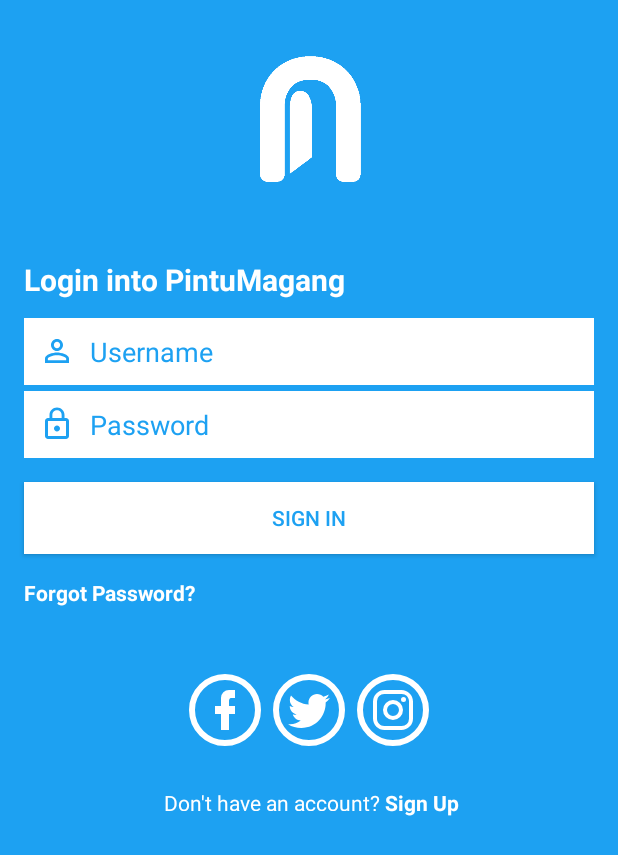
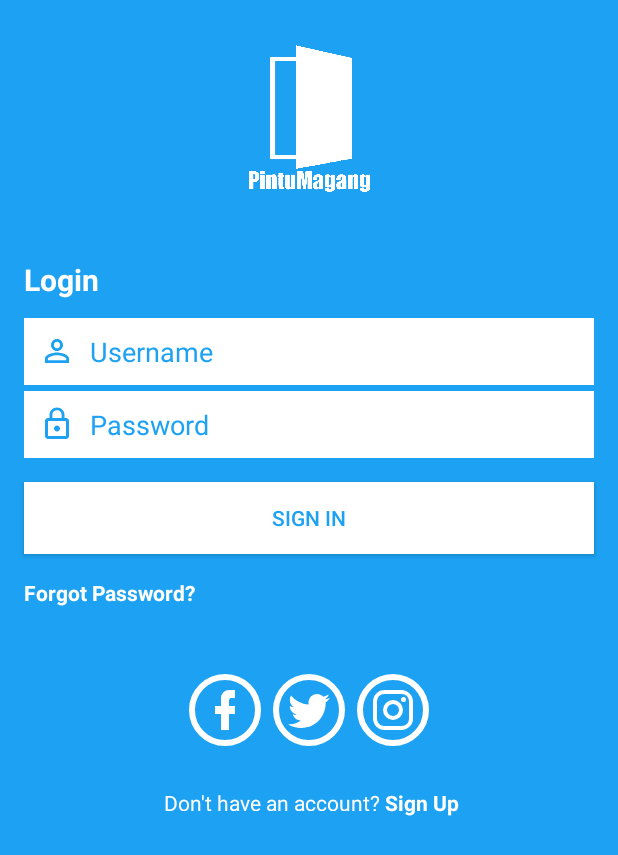
Before and after one commit to pintumagang/mobile-android, an Android app: the screen it shows after launch (LoginActivity), on a phone screen of 412 x 824 dp. Shown: the top 855 px of the screen. Run offline under Robolectric (Android 15) with nearby library versions, the light colour scheme and no system bars.

Commit message:
+ Login Design
Mendesign logo dan source code pada halaman login
Background masih pada proses

```diff
--- a/app/src/main/res/layout/activity_login.xml
+++ b/app/src/main/res/layout/activity_login.xml
@@ -97,6 +97,8 @@
             android:id="@+id/imageButton7"
             android:layout_width="wrap_content"
             android:layout_height="wrap_content"
+            android:layout_marginLeft="8dp"
+            android:layout_marginRight="8dp"
             android:layout_marginEnd="8dp"
             android:layout_marginTop="80dp"
             android:background="@drawable/circle_button"
@@ -112,6 +114,7 @@
             android:id="@+id/imageButton8"
             android:layout_width="wrap_content"
             android:layout_height="wrap_content"
+            android:layout_marginRight="8dp"
             android:layout_marginEnd="8dp"
             android:layout_marginTop="80dp"
             android:background="@drawable/circle_button"
@@ -165,7 +168,7 @@
             app:layout_constraintEnd_toEndOf="parent"
             app:layout_constraintHorizontal_bias="0.501"
             app:layout_constraintStart_toStartOf="parent"
-            app:srcCompat="@drawable/logo_pintumagang" />
+            app:srcCompat="@drawable/pintumagang" />
 
         <TextView
             android:id="@+id/link_sign_up"
@@ -202,7 +205,8 @@
             android:layout_height="wrap_content"
             android:layout_marginBottom="12dp"
             android:layout_marginStart="16dp"
-            android:text="Login into PintuMagang"
+            android:layout_marginLeft="16dp"
+            android:text="Login "
             android:textColor="@android:color/white"
             android:textSize="20dp"
             android:textStyle="bold"
```
